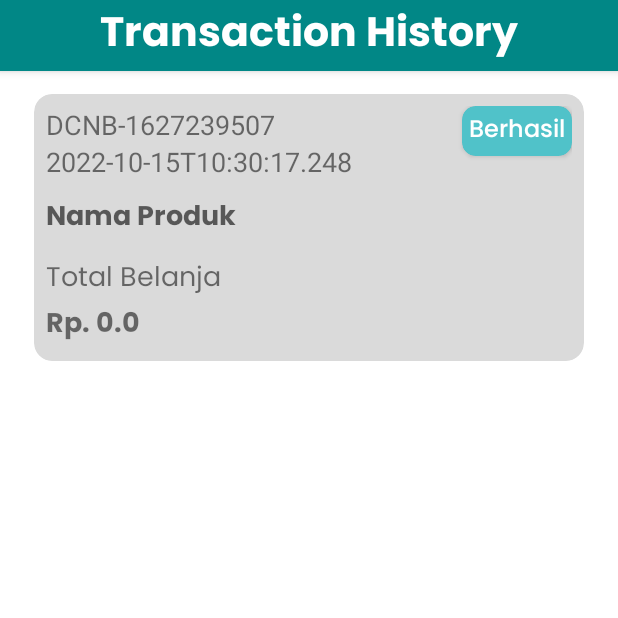
After one commit to PrasetyoAriwibowo/WingsStoreApp, an Android app: the TransactionFragment screen opened through its navigation route, on a phone screen of 412 x 824 dp, the top half of it. The commit adds this screen. Run offline under Robolectric (Android 15) with nearby library versions, the phone set to English and light mode, and no system bars; our stand-ins replace Dagger/Hilt's generated code, Room's generated code, data binding; libraries missing offline, so code that uses them is left out: okhttp3.internal.http.

Commit message:
Initial commit

```diff
--- a/api_service/src/main/java/com/android/api_service/service/WingsStoreDatabase.kt
+++ b/api_service/src/main/java/com/android/api_service/service/WingsStoreDatabase.kt
@@ -7,6 +7,7 @@ import androidx.room.RoomDatabase
 import com.android.api_service.service.dao.CheckoutDao
 import com.android.api_service.service.dao.LoginDao
 import com.android.api_service.service.dao.ProductDao
+import com.android.api_service.service.dao.TransactionDao
 import com.android.common.entity.*
 
 @Database(
@@ -18,6 +19,7 @@ abstract class WingsStoreDatabase: RoomDatabase() {
     abstract fun loginDao(): LoginDao
     abstract fun productDao(): ProductDao
     abstract fun checkoutDao(): CheckoutDao
+    abstract fun transactionDao() : TransactionDao
 
     companion object{
         @Volatile
--- /dev/null
+++ b/api_service/src/main/java/com/android/api_service/service/dao/TransactionDao.kt
@@ -0,0 +1,13 @@
+package com.android.api_service.service.dao
+
+import androidx.lifecycle.LiveData
+import androidx.room.Dao
+import androidx.room.Query
+import com.android.common.entity.ProductEntity
+import com.android.common.entity.TransactionHeaderEntity
+
+@Dao
+interface TransactionDao {
+    @Query("SELECT * FROM transactionHeader")
+    fun getTransaction(): LiveData<List<TransactionHeaderEntity>>
+}
--- a/api_service/src/main/java/com/android/api_service/service/repository/CheckoutRepository.kt
+++ b/api_service/src/main/java/com/android/api_service/service/repository/CheckoutRepository.kt
@@ -8,6 +8,7 @@ import com.android.common.entity.*
 import com.android.common.ext.AppExecutors
 import com.ashokvarma.gander.internal.data.TransactionDao
 import java.time.LocalDateTime
+import kotlin.random.Random
 
 class CheckoutRepository(
     private val checkoutDao: CheckoutDao,
@@ -53,12 +54,13 @@ class CheckoutRepository(
         val documentCode = 0
         val transactionDetail = arrayListOf<TransactionDetailEntity>()
         val date = LocalDateTime.now().toString()
+        val number = Random.nextInt() + 3
 
         checkoutList.forEach {
             transactionDetail.add(
                 TransactionDetailEntity(
                     documentCode,
-                    "DCNB${documentCode}",
+                    "DCNB${documentCode + number}",
                     it.productEntity.productCode,
                     getPriceDiscount(it.productEntity.price, it.productEntity.discount),
                     it.checkoutEntity.quantity,
@@ -73,7 +75,7 @@ class CheckoutRepository(
             checkoutDao.insertCheckouttoHeader(
                 TransactionHeaderEntity(
                     documentCode,
-                    "DCNB${documentCode}",
+                    "DCNB${documentCode + number + 3}",
                     authDbService.getUser(),
                     total,
                     date
--- /dev/null
+++ b/api_service/src/main/java/com/android/api_service/service/repository/TransactionRepository.kt
@@ -0,0 +1,15 @@
+package com.android.api_service.service.repository
+
+import androidx.lifecycle.LiveData
+import com.android.api_service.service.dao.ProductDao
+import com.android.api_service.service.dao.TransactionDao
+import com.android.common.entity.ProductCheckout
+import com.android.common.entity.TransactionHeaderEntity
+import com.android.common.ext.AppExecutors
+
+class TransactionRepository(
+    private val transactionDao: TransactionDao,
+) {
+    fun getTransaction(): LiveData<List<TransactionHeaderEntity>> = transactionDao.getTransaction()
+
+}
--- a/app/src/main/java/com/android/wingsstoreapp/fragment/checkout/CheckoutFragment.kt
+++ b/app/src/main/java/com/android/wingsstoreapp/fragment/checkout/CheckoutFragment.kt
@@ -2,6 +2,7 @@ package com.android.wingsstoreapp.fragment.checkout
 
 import android.widget.Toast
 import androidx.fragment.app.viewModels
+import androidx.navigation.fragment.findNavController
 import com.android.api_service.service.repository.CheckoutRepository
 import com.android.common.BaseFragment
 import com.android.common.entity.CheckoutEntity
@@ -41,7 +42,13 @@ class CheckoutFragment : BaseFragment<CheckoutViewModel, CheckoutLayoutBinding>(
             vm.insertCheckouttoTransaction()
             vm.deleteAllCheckout()
 
-            Toast.makeText(requireContext(), "Transaksi di Berhasil", 1).show()
+            Toast.makeText(requireContext(), "Transaksi Berhasil", 1).show()
+        }
+
+        binding.imgHistoryTransaction.setOnClickListener {
+            findNavController().navigate(
+                CheckoutFragmentDirections.checkoutFragmentToTransactionFragment()
+            )
         }
 
     }
--- /dev/null
+++ b/app/src/main/java/com/android/wingsstoreapp/fragment/transaction/TransactionAdapter.kt
@@ -0,0 +1,59 @@
+package com.android.wingsstoreapp.fragment.transaction
+
+import android.view.LayoutInflater
+import android.view.ViewGroup
+import androidx.recyclerview.widget.AsyncListDiffer
+import androidx.recyclerview.widget.DiffUtil
+import androidx.recyclerview.widget.RecyclerView
+import com.android.common.entity.TransactionHeaderEntity
+import com.android.wingsstoreapp.databinding.TransactionItemLayoutBinding
+
+class TransactionAdapter() : RecyclerView.Adapter<TransactionViewHolder>() {
+
+    private val differ = AsyncListDiffer<TransactionHeaderEntity>(this, itemCallBack)
+
+
+    override fun onCreateViewHolder(parent: ViewGroup, viewType: Int): TransactionViewHolder {
+        return TransactionViewHolder(
+            TransactionItemLayoutBinding.inflate(
+                LayoutInflater.from(parent.context), parent, false
+            )
+        )
+    }
+
+    override fun onBindViewHolder(holder: TransactionViewHolder, position: Int) {
+        val data = differ.currentList[position]
+
+        holder.binding.total.text = "Rp. ${data.total}"
+        holder.binding.date.text = data.date.toString()
+        holder.binding.documentNumber.text = data.documentNumber
+
+    }
+
+    override fun getItemCount(): Int = differ.currentList.size
+
+    fun submitData(data: List<TransactionHeaderEntity>) {
+        differ.submitList(data)
+    }
+
+    companion object {
+        val itemCallBack = object : DiffUtil.ItemCallback<TransactionHeaderEntity>() {
+            override fun areItemsTheSame(
+                oldItem: TransactionHeaderEntity,
+                newItem: TransactionHeaderEntity
+            ): Boolean {
+                return oldItem.documentCode == newItem.documentCode
+            }
+
+            override fun areContentsTheSame(
+                oldItem: TransactionHeaderEntity,
+                newItem: TransactionHeaderEntity
+            ): Boolean {
+                return false
+            }
+        }
+    }
+}
+
+class TransactionViewHolder(val binding: TransactionItemLayoutBinding) :
+    RecyclerView.ViewHolder(binding.root)
--- /dev/null
+++ b/app/src/main/java/com/android/wingsstoreapp/fragment/transaction/TransactionFragment.kt
@@ -0,0 +1,26 @@
+package com.android.wingsstoreapp.fragment.transaction
+
+import androidx.fragment.app.viewModels
+import com.android.common.BaseFragment
+import com.android.wingsstoreapp.R
+import com.android.wingsstoreapp.databinding.TransactionListLayoutBinding
+import com.android.wingsstoreapp.view_model.TransactionViewModel
+import dagger.hilt.android.AndroidEntryPoint
+
+@AndroidEntryPoint
+class TransactionFragment: BaseFragment<TransactionViewModel, TransactionListLayoutBinding>() {
+    override val vm: TransactionViewModel by viewModels()
+    override val layoutResourceId: Int = R.layout.transaction_list_layout
+
+    val adapter = TransactionAdapter()
+
+    override fun initBinding(binding: TransactionListLayoutBinding) {
+        super.initBinding(binding)
+
+        binding.rvTransactionList.adapter = adapter
+
+        vm.transactionData?.observe(viewLifecycleOwner){
+            adapter.submitData(it)
+        }
+    }
+}
--- a/app/src/main/java/com/android/wingsstoreapp/module/DatabaseModule.kt
+++ b/app/src/main/java/com/android/wingsstoreapp/module/DatabaseModule.kt
@@ -33,6 +33,10 @@ class DatabaseModule {
 
     @Provides
     @Singleton
+    fun providesTransactionDao(wingsStoreDatabase: WingsStoreDatabase) = wingsStoreDatabase.transactionDao()
+
+    @Provides
+    @Singleton
     fun providesExecutor() = AppExecutors()
 
     @Provides
--- a/app/src/main/java/com/android/wingsstoreapp/module/RepositoryModule.kt
+++ b/app/src/main/java/com/android/wingsstoreapp/module/RepositoryModule.kt
@@ -3,10 +3,12 @@ package com.android.wingsstoreapp.module
 import com.android.api_service.service.dao.CheckoutDao
 import com.android.api_service.service.dao.LoginDao
 import com.android.api_service.service.dao.ProductDao
+import com.android.api_service.service.dao.TransactionDao
 import com.android.api_service.service.preference.AuthDbService
 import com.android.api_service.service.repository.CheckoutRepository
 import com.android.api_service.service.repository.LoginRepository
 import com.android.api_service.service.repository.ProductRepository
+import com.android.api_service.service.repository.TransactionRepository
 import com.android.common.ext.AppExecutors
 import dagger.Module
 import dagger.Provides
@@ -28,4 +30,8 @@ class RepositoryModule {
     @Provides
     fun providesCheckoutRepository(checkoutDao: CheckoutDao, appExecutors: AppExecutors, authDbService: AuthDbService) =
         CheckoutRepository(checkoutDao, appExecutors, authDbService)
+
+    @Provides
+    fun providesTransactionRepository(transactionDao: TransactionDao) =
+        TransactionRepository(transactionDao)
 }
--- /dev/null
+++ b/app/src/main/java/com/android/wingsstoreapp/view_model/TransactionViewModel.kt
@@ -0,0 +1,23 @@
+package com.android.wingsstoreapp.view_model
+
+import android.app.Application
+import androidx.lifecycle.LiveData
+import com.android.api_service.service.repository.TransactionRepository
+import com.android.common.BaseViewModel
+import com.android.common.entity.ProductCheckout
+import com.android.common.entity.TransactionHeaderEntity
+import dagger.hilt.android.lifecycle.HiltViewModel
+import javax.inject.Inject
+
+@HiltViewModel
+class TransactionViewModel @Inject constructor(
+    application: Application,
+    private val transactionRepository: TransactionRepository
+): BaseViewModel(application) {
+
+    var transactionData : LiveData<List<TransactionHeaderEntity>>? = null
+
+    init {
+        transactionData = transactionRepository.getTransaction()
+    }
+}
--- a/app/src/main/res/layout/checkout_layout.xml
+++ b/app/src/main/res/layout/checkout_layout.xml
@@ -7,17 +7,41 @@
         android:layout_width="match_parent"
         android:layout_height="match_parent">
 
+        <com.google.android.material.appbar.AppBarLayout
+            android:id="@+id/appBar"
+            android:layout_width="match_parent"
+            android:layout_height="wrap_content"
+            app:layout_constraintTop_toTopOf="parent"
+            android:background="@color/teal_700">
+
+            <androidx.constraintlayout.widget.ConstraintLayout
+                android:layout_width="match_parent"
+                android:layout_height="match_parent"
+                android:padding="5dp">
+
             <com.google.android.material.textview.MaterialTextView
                 android:id="@+id/txt1"
                 android:layout_width="wrap_content"
                 android:layout_height="wrap_content"
-            android:layout_marginTop="20dp"
                 android:fontFamily="@font/poppinsbold"
                 android:text="Checkout"
                 android:textSize="27sp"
+                android:textColor="@color/white"
+                app:layout_constraintStart_toStartOf="parent"
+                app:layout_constraintTop_toTopOf="parent"
+                app:layout_constraintBottom_toBottomOf="parent"/>
+
+                <ImageView
+                    android:id="@+id/imgHistoryTransaction"
+                    android:layout_width="40dp"
+                    android:layout_height="40dp"
+                    android:src="@drawable/transaction"
                     app:layout_constraintEnd_toEndOf="parent"
-            app:layout_constraintStart_toStartOf="parent"
-            app:layout_constraintTop_toTopOf="parent" />
+                    app:layout_constraintTop_toTopOf="parent"/>
+
+            </androidx.constraintlayout.widget.ConstraintLayout>
+
+        </com.google.android.material.appbar.AppBarLayout>
 
         <androidx.constraintlayout.widget.ConstraintLayout
             android:layout_width="match_parent"
@@ -25,7 +49,7 @@
             android:layout_marginStart="15dp"
             android:layout_marginTop="20dp"
             android:layout_marginEnd="15dp"
-            app:layout_constraintTop_toBottomOf="@id/txt1">
+            app:layout_constraintTop_toBottomOf="@id/appBar">
 
             <androidx.recyclerview.widget.RecyclerView
                 android:id="@+id/rvCheckout"
@@ -38,12 +62,17 @@
 
         </androidx.constraintlayout.widget.ConstraintLayout>
 
+        <androidx.cardview.widget.CardView
+            android:layout_width="match_parent"
+            android:layout_height="wrap_content"
+            app:layout_constraintBottom_toBottomOf="parent">
+
         <androidx.constraintlayout.widget.ConstraintLayout
             android:id="@+id/constraint2"
             android:layout_width="match_parent"
             android:layout_height="wrap_content"
             android:padding="15dp"
-            app:layout_constraintBottom_toBottomOf="parent">
+            >
 
             <com.google.android.material.textview.MaterialTextView
                 android:id="@+id/txt2"
@@ -80,6 +109,7 @@
                 app:layout_constraintTop_toTopOf="parent" />
 
         </androidx.constraintlayout.widget.ConstraintLayout>
+        </androidx.cardview.widget.CardView>
 
     </androidx.constraintlayout.widget.ConstraintLayout>
 </layout>
--- /dev/null
+++ b/app/src/main/res/layout/transaction_item_layout.xml
@@ -0,0 +1,106 @@
+<?xml version="1.0" encoding="utf-8"?>
+
+<layout>
+
+<androidx.constraintlayout.widget.ConstraintLayout xmlns:android="http://schemas.android.com/apk/res/android"
+    android:layout_width="match_parent"
+    android:layout_height="wrap_content"
+    xmlns:app="http://schemas.android.com/apk/res-auto">
+
+    <com.google.android.material.card.MaterialCardView
+        android:layout_width="match_parent"
+        android:layout_height="wrap_content"
+        android:backgroundTint="@color/background_cv"
+        app:cardCornerRadius="12dp"
+        android:layout_margin="7dp"
+        app:layout_constraintTop_toTopOf="parent">
+
+        <androidx.constraintlayout.widget.ConstraintLayout
+            android:layout_width="match_parent"
+            android:layout_height="match_parent"
+            android:padding="8dp">
+
+        <TextView
+            app:layout_constraintTop_toTopOf="parent"
+            app:layout_constraintStart_toStartOf="parent"
+            android:id="@+id/documentNumber"
+            android:layout_width="wrap_content"
+            android:layout_height="wrap_content"
+            android:textSize="18sp"
+            android:hint="DCNB999"/>
+
+        <TextView
+            android:id="@+id/date"
+            android:textSize="18sp"
+            android:layout_width="wrap_content"
+            android:layout_height="wrap_content"
+            android:hint="09-09-1999"
+            app:layout_constraintTop_toBottomOf="@id/documentNumber"
+            app:layout_constraintStart_toStartOf="parent"/>
+
+            <androidx.cardview.widget.CardView
+                android:layout_width="73dp"
+                android:layout_height="33dp"
+                app:layout_constraintEnd_toEndOf="parent"
+                app:layout_constraintTop_toTopOf="parent"
+                app:cardCornerRadius="9dp"
+                app:cardBackgroundColor="@color/color1"
+                >
+
+                <androidx.constraintlayout.widget.ConstraintLayout
+                    android:layout_width="match_parent"
+                    android:layout_height="match_parent">
+
+                <TextView
+                    android:text="Berhasil"
+                    android:layout_width="wrap_content"
+                    android:layout_height="wrap_content"
+                    android:textColor="@color/white"
+                    android:textSize="16sp"
+                    app:layout_constraintStart_toStartOf="parent"
+                    app:layout_constraintEnd_toEndOf="parent"
+                    app:layout_constraintTop_toTopOf="parent"
+                    android:fontFamily="@font/poppinsmedium"
+                    app:layout_constraintBottom_toBottomOf="parent"
+                    />
+
+                </androidx.constraintlayout.widget.ConstraintLayout>
+            </androidx.cardview.widget.CardView>
+
+            <TextView
+                android:id="@+id/productName"
+                android:layout_width="wrap_content"
+                android:layout_height="wrap_content"
+                app:layout_constraintTop_toBottomOf="@id/date"
+                android:hint="Nama Produk"
+                android:layout_marginTop="10dp"
+                android:fontFamily="@font/poppinsbold"
+                android:textSize="18sp"
+                app:layout_constraintStart_toStartOf="parent"/>
+
+            <TextView
+                android:id="@+id/txt1"
+                android:layout_marginTop="10dp"
+                android:fontFamily="@font/poppinsregular"
+                android:layout_width="wrap_content"
+                android:textSize="18sp"
+                android:layout_height="wrap_content"
+                app:layout_constraintTop_toBottomOf="@id/productName"
+                android:text="Total Belanja"
+                app:layout_constraintStart_toStartOf="parent"/>
+            <TextView
+                android:id="@+id/total"
+                android:textSize="18sp"
+                android:layout_width="wrap_content"
+                android:layout_height="wrap_content"
+                app:layout_constraintTop_toBottomOf="@id/txt1"
+                android:hint="9999999"
+                android:fontFamily="@font/poppinsbold"
+                app:layout_constraintStart_toStartOf="parent"/>
+
+        </androidx.constraintlayout.widget.ConstraintLayout>
+
+    </com.google.android.material.card.MaterialCardView>
+
+</androidx.constraintlayout.widget.ConstraintLayout>
+</layout>
--- /dev/null
+++ b/app/src/main/res/layout/transaction_list_layout.xml
@@ -0,0 +1,52 @@
+<?xml version="1.0" encoding="utf-8"?>
+<layout>
+
+    <androidx.constraintlayout.widget.ConstraintLayout xmlns:android="http://schemas.android.com/apk/res/android"
+        xmlns:app="http://schemas.android.com/apk/res-auto"
+        xmlns:tools="http://schemas.android.com/tools"
+        android:layout_width="match_parent"
+        android:layout_height="match_parent">
+
+        <com.google.android.material.appbar.AppBarLayout
+            android:id="@+id/appBar"
+            android:layout_width="match_parent"
+            android:layout_height="wrap_content"
+            android:background="@color/teal_700"
+            app:layout_constraintTop_toTopOf="parent"
+            android:gravity="center">
+
+                <com.google.android.material.textview.MaterialTextView
+                    android:id="@+id/txt1"
+                    android:layout_width="wrap_content"
+                    android:layout_height="wrap_content"
+                    android:fontFamily="@font/poppinsbold"
+                    android:text="Transaction History"
+                    android:textColor="@color/white"
+                    android:textSize="27sp"
+                    app:layout_constraintBottom_toBottomOf="parent"
+                    app:layout_constraintStart_toStartOf="parent"
+                    app:layout_constraintTop_toTopOf="parent" />
+
+        </com.google.android.material.appbar.AppBarLayout>
+
+        <androidx.constraintlayout.widget.ConstraintLayout
+            android:layout_width="match_parent"
+            android:layout_height="match_parent"
+            android:padding="15dp"
+            app:layout_constraintTop_toBottomOf="@id/appBar"
+            android:layout_marginTop="40dp">
+
+            <androidx.recyclerview.widget.RecyclerView
+                android:id="@+id/rvTransactionList"
+                android:layout_width="match_parent"
+                android:layout_height="wrap_content"
+                app:layoutManager="androidx.recyclerview.widget.LinearLayoutManager"
+                app:layout_constraintTop_toTopOf="parent"
+                app:spanCount="1"
+                tools:listitem="@layout/transaction_item_layout"
+                />
+
+        </androidx.constraintlayout.widget.ConstraintLayout>
+
+    </androidx.constraintlayout.widget.ConstraintLayout>
+</layout>
--- a/app/src/main/res/navigation/navigation.xml
+++ b/app/src/main/res/navigation/navigation.xml
@@ -50,7 +50,17 @@
     <fragment
         android:id="@+id/checkoutFragment"
         android:name="com.android.wingsstoreapp.fragment.checkout.CheckoutFragment"
-        android:label="CheckoutFragment" />
+        android:label="CheckoutFragment" >
+        <action
+            android:id="@+id/checkoutFragment_to_transactionFragment"
+            app:destination="@id/transactionFragment" />
+    </fragment>
+    <fragment
+        android:id="@+id/transactionFragment"
+        android:name="com.android.wingsstoreapp.fragment.transaction.TransactionFragment"
+        android:label="TransactionFragment">
+
+    </fragment>
     <fragment
         android:id="@+id/loadingFragment"
         android:name="com.android.wingsstoreapp.fragment.LoadingFragment"
```
Also changed, not shown: app/src/main/java/com/android/wingsstoreapp/fragment/product/ProductAdapter.kt (+6 -3 lines), app/src/main/res/drawable/transaction.png (added). Lines whose indentation alone changed are shown as unchanged.
